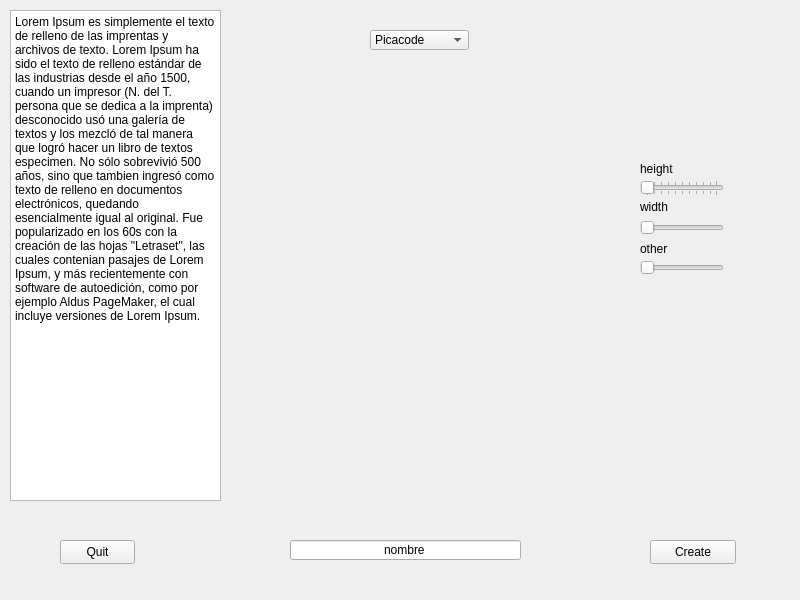
Before: the Qt Designer form src/gui/select_player.ui in Virako/ofw, drawn with Qt 5.
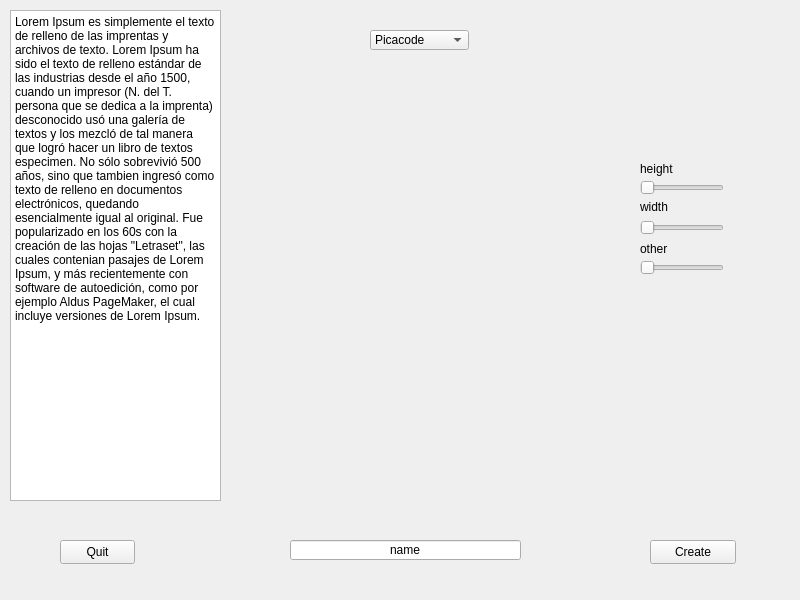
After: the same form once the commit is applied.

Patch:
```diff
--- a/src/gui/select_player.ui
+++ b/src/gui/select_player.ui
@@ -86,7 +86,7 @@
      <enum>Qt::Horizontal</enum>
     </property>
     <property name="tickPosition">
-     <enum>QSlider::TicksBothSides</enum>
+     <enum>QSlider::NoTicks</enum>
     </property>
    </widget>
    <widget class="QLabel" name="l_height">
@@ -146,11 +146,20 @@
       <height>20</height>
      </rect>
     </property>
+    <property name="toolTip">
+     <string/>
+    </property>
+    <property name="autoFillBackground">
+     <bool>false</bool>
+    </property>
+    <property name="locale">
+     <locale language="English" country="UnitedStates"/>
+    </property>
     <property name="inputMask">
      <string/>
     </property>
     <property name="text">
-     <string>nombre</string>
+     <string>name</string>
     </property>
     <property name="maxLength">
      <number>50</number>
@@ -239,6 +248,15 @@
       <height>600</height>
      </rect>
     </property>
+    <property name="sizePolicy">
+     <sizepolicy hsizetype="Expanding" vsizetype="Expanding">
+      <horstretch>0</horstretch>
+      <verstretch>0</verstretch>
+     </sizepolicy>
+    </property>
+    <property name="locale">
+     <locale language="English" country="UnitedStates"/>
+    </property>
    </widget>
    <zorder>centralWidget</zorder>
    <zorder>b_quit</zorder>
```
Left out of the diff: 43 changed lines with no effect on the pictures.
